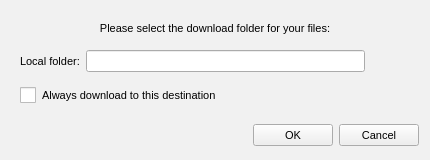
meganz/MEGAsync, file src/MEGASync/gui/linux/DownloadFromMegaDialog.ui: the form before one commit.
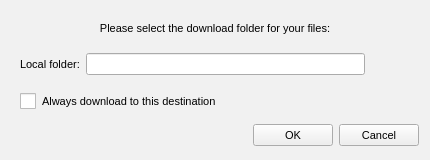
The form after the commit. Icons and pictures are not drawn.

The edit to the form file:
```diff
--- a/src/MEGASync/gui/linux/DownloadFromMegaDialog.ui
+++ b/src/MEGASync/gui/linux/DownloadFromMegaDialog.ui
@@ -57,6 +57,9 @@
 }</string>
   </property>
   <layout class="QVBoxLayout" name="verticalLayout">
+   <property name="spacing">
+    <number>0</number>
+   </property>
    <item>
     <widget class="QLabel" name="infoLabel">
      <property name="minimumSize">
```
